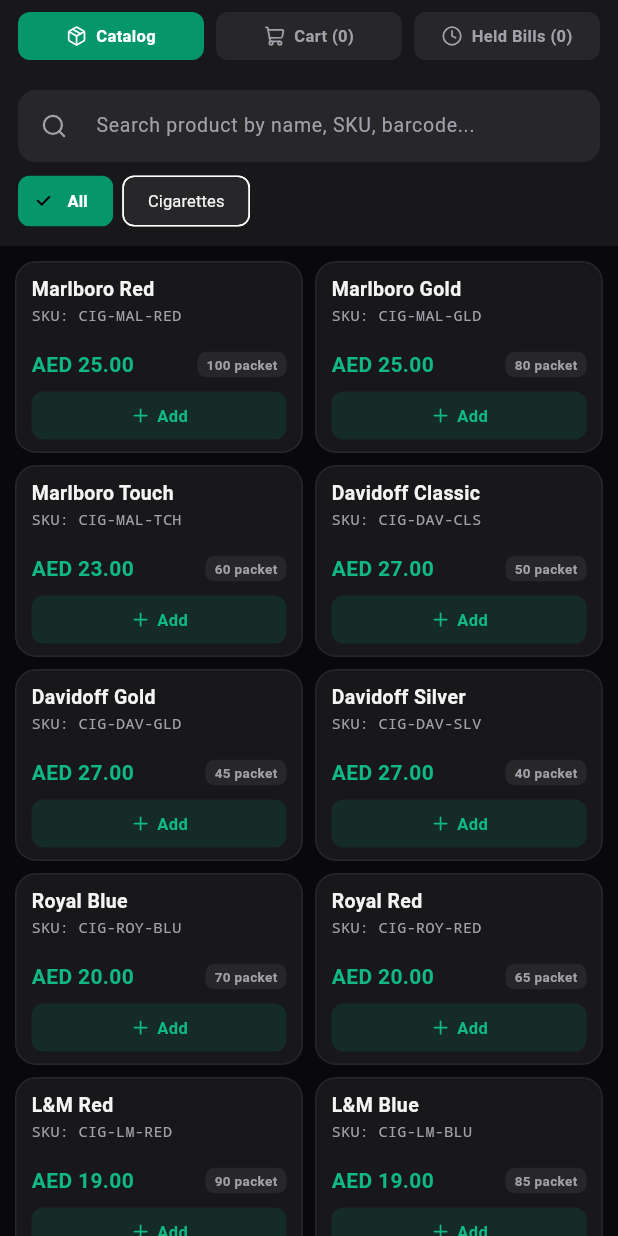
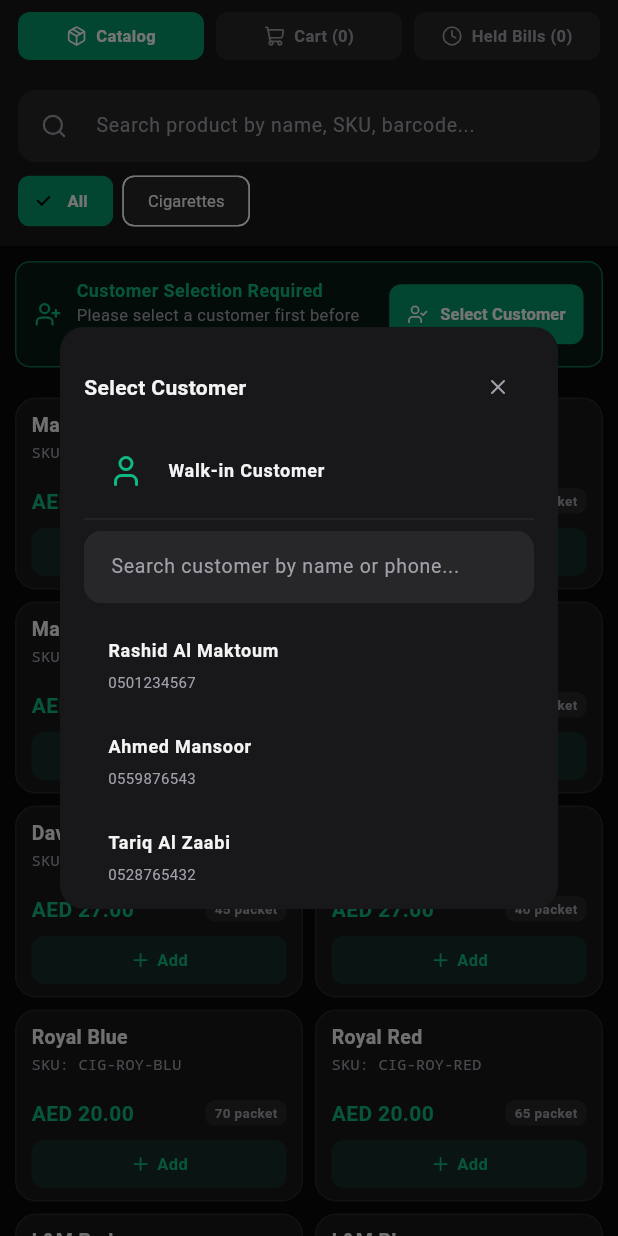
Before and after one commit to vinayakmdas/kunjuppa_pos, a Flutter app: the PosScreen screen opened directly, on a phone screen of 412 x 824 dp. Run offline on Flutter 3.47's test engine with Material 3 defaults, Android fonts, the phone set to English and light mode, and no system bars; our stand-ins replace flutter_blue_plus, lucide_icons_flutter, permission_handler, shared_preferences; missing offline and left inert: blue_thermal_printer; accounts and stored records are empty.

Commit message:
compplete 7 th task

```diff
--- a/lib/providers/cart_provider.dart
+++ b/lib/providers/cart_provider.dart
@@ -26,6 +26,7 @@
   List<CartItem> _items = [];
   Customer? _selectedCustomer;
   bool _isWalkIn = true;
+  bool _hasCustomerSelected = false;
   String _discountType = 'fixed'; // 'percentage' | 'fixed'
   double _discountValue = 0.0;
   String _paymentMethod = 'cash'; // 'cash' | 'upi' | 'card'
@@ -36,6 +37,7 @@
   List<CartItem> get items => _items;
   Customer? get selectedCustomer => _selectedCustomer;
   bool get isWalkIn => _isWalkIn;
+  bool get hasCustomerSelected => _hasCustomerSelected;
   String get discountType => _discountType;
   double get discountValue => _discountValue;
   String get paymentMethod => _paymentMethod;
@@ -54,6 +56,9 @@
   }
 
   Map<String, dynamic> addItem(Product product, [int quantity = 1]) {
+    if (!_hasCustomerSelected) {
+      return {'success': false, 'message': 'Please select a customer first.'};
+    }
     if (product.isDeleted) {
       return {'success': false, 'message': 'Cannot add an archived product.'};
     }
@@ -171,6 +176,7 @@
     _discountValue = 0.0;
     _selectedCustomer = null;
     _isWalkIn = true;
+    _hasCustomerSelected = false;
     _paymentMethod = 'cash';
     _editingPendingOrderId = null;
     _editingPendingOrder = null;
@@ -180,12 +186,14 @@
   void setSelectedCustomer(Customer? customer) {
     _selectedCustomer = customer;
     _isWalkIn = customer == null;
+    _hasCustomerSelected = true;
     notifyListeners();
   }
 
   void setWalkIn(bool walkIn) {
     _isWalkIn = walkIn;
     if (walkIn) _selectedCustomer = null;
+    _hasCustomerSelected = true;
     notifyListeners();
   }
 
@@ -271,6 +279,7 @@
     _items = List.from(pending.items);
     _selectedCustomer = pending.customerSnapshot;
     _isWalkIn = pending.customerId == null;
+    _hasCustomerSelected = true;
     _discountType = pending.discountType;
     _discountValue = pending.discountValue;
     _paymentMethod = pending.paymentMethod;
@@ -360,6 +369,7 @@
     _items = List.from(found.items);
     _selectedCustomer = found.customerSnapshot;
     _isWalkIn = found.customerId == null;
+    _hasCustomerSelected = true;
     _discountType = found.discountType;
     _discountValue = found.discountValue;
     _paymentMethod = found.paymentMethod;
--- a/lib/screens/pos_screen.dart
+++ b/lib/screens/pos_screen.dart
@@ -18,7 +18,8 @@
 import '../widgets/receipt_modal.dart';
 
 class PosScreen extends StatefulWidget {
-  const PosScreen({super.key});
+  final bool isActive;
+  const PosScreen({super.key, this.isActive = true});
 
   @override
   State<PosScreen> createState() => _PosScreenState();
@@ -27,6 +28,10 @@
 class _PosScreenState extends State<PosScreen> {
   // Mobile / Tablet Tab view: 'catalog' | 'cart' | 'pending'
   String _activeMobileTab = 'catalog';
+
+  // State flags for Customer-first workflow
+  bool _isCustomerPickerOpen = false;
+  bool _autoPromptedForCustomer = false;
 
   // Search & Filters
   final _searchController = TextEditingController();
@@ -71,6 +76,12 @@
   // ───────────────────────── product card ─────────────────────────
 
   void _addOne(Product product, CartProvider cartProv) {
+    if (!cartProv.hasCustomerSelected) {
+      _showSnackBar('Please select a customer first.', isError: true);
+      final customerProv = context.read<CustomerProvider>();
+      _openCustomerPickerModal(context, customerProv.getActiveCustomers());
+      return;
+    }
     final res = cartProv.addItem(product, 1);
     if (res['success'] != true && res['message'] != null) {
       _showSnackBar(res['message'], isError: true);
@@ -261,6 +272,24 @@
     final activeProducts = productProv.getActiveProducts();
     final activeCustomers = customerProv.getActiveCustomers();
 
+    if (!widget.isActive || cartProv.hasCustomerSelected) {
+      _autoPromptedForCustomer = false;
+    } else if (widget.isActive && !cartProv.isEditingPendingOrder && !_autoPromptedForCustomer && !_isCustomerPickerOpen) {
+      _autoPromptedForCustomer = true;
+      WidgetsBinding.instance.addPostFrameCallback((_) {
+        if (mounted && widget.isActive && !cartProv.hasCustomerSelected && !cartProv.isEditingPendingOrder && !_isCustomerPickerOpen) {
+          _isCustomerPickerOpen = true;
+          _openCustomerPickerModal(context, activeCustomers).then((_) {
+            if (mounted) {
+              setState(() {
+                _isCustomerPickerOpen = false;
+              });
+            }
+          });
+        }
+      });
+    }
+
     // Unique Categories
     final categories = ['All', ...activeProducts.map((p) => p.category).toSet()];
 
@@ -371,6 +400,49 @@
                           ),
                         ),
 
+                        if (!cartProv.hasCustomerSelected)
+                          Container(
+                            padding: const EdgeInsets.symmetric(horizontal: 12, vertical: 10),
+                            margin: const EdgeInsets.all(10),
+                            decoration: BoxDecoration(
+                              color: AppColors.primary.withValues(alpha: 0.12),
+                              borderRadius: BorderRadius.circular(10),
+                              border: Border.all(color: AppColors.primaryLight.withValues(alpha: 0.5)),
+                            ),
+                            child: Row(
+                              children: [
+                                const Icon(LucideIcons.userPlus, color: AppColors.primaryLight, size: 18),
+                                const SizedBox(width: 10),
+                                const Expanded(
+                                  child: Column(
+                                    crossAxisAlignment: CrossAxisAlignment.start,
+                                    children: [
+                                      Text(
+                                        'Customer Selection Required',
+                                        style: TextStyle(color: AppColors.primaryLight, fontSize: 12, fontWeight: FontWeight.bold),
+                                      ),
+                                      Text(
+                                        'Please select a customer first before adding products to cart.',
+                                        style: TextStyle(color: AppColors.darkSubtext, fontSize: 11),
+                                      ),
+                                    ],
+                                  ),
+                                ),
+                                ElevatedButton.icon(
+                                  style: ElevatedButton.styleFrom(
+                                    backgroundColor: AppColors.primary,
+                                    foregroundColor: Colors.white,
+                                    padding: const EdgeInsets.symmetric(horizontal: 12, vertical: 8),
+                                    shape: RoundedRectangleBorder(borderRadius: BorderRadius.circular(8)),
+                                  ),
+                                  onPressed: () => _openCustomerPickerModal(context, activeCustomers),
+                                  icon: const Icon(LucideIcons.userCheck, size: 14),
+                                  label: const Text('Select Customer', style: TextStyle(fontSize: 11, fontWeight: FontWeight.bold)),
+                                ),
+                              ],
+                            ),
+                          ),
+
                         // Products Grid
                         Expanded(
                           child: filteredProducts.isEmpty
@@ -431,10 +503,16 @@
                                           const SizedBox(width: 8),
                                           Expanded(
                                             child: Text(
-                                              cartProv.isWalkIn || cartProv.selectedCustomer == null
-                                                  ? 'Walk-in Customer'
-                                                  : cartProv.selectedCustomer!.name,
-                                              style: const TextStyle(color: AppColors.darkText, fontSize: 12, fontWeight: FontWeight.bold),
+                                              !cartProv.hasCustomerSelected
+                                                  ? 'Select Customer'
+                                                  : cartProv.isWalkIn || cartProv.selectedCustomer == null
+                                                      ? 'Walk-in Customer'
+                                                      : cartProv.selectedCustomer!.name,
+                                              style: TextStyle(
+                                                color: !cartProv.hasCustomerSelected ? AppColors.warning : AppColors.darkText,
+                                                fontSize: 12,
+                                                fontWeight: FontWeight.bold,
+                                              ),
                                               overflow: TextOverflow.ellipsis,
                                             ),
                                           ),
@@ -1115,8 +1193,11 @@
     );
   }
 
-  void _openCustomerPickerModal(BuildContext context, List<Customer> activeCustomers) {
-    showDialog(
+  Future<void> _openCustomerPickerModal(BuildContext context, List<Customer> activeCustomers) {
+    _customerSearch = '';
+    _customerSearchController.clear();
+
+    return showDialog(
       context: context,
       builder: (ctx) => StatefulWidgetBuilder(
         builder: (context, setModalState) {
@@ -1154,6 +1235,7 @@
                   const Divider(color: AppColors.darkCardBorder),
 
                   TextField(
+                    controller: _customerSearchController,
                     style: const TextStyle(color: AppColors.darkText, fontSize: 12),
                     decoration: const InputDecoration(hintText: 'Search customer by name or phone...'),
                     onChanged: (val) => setModalState(() => _customerSearch = val),
--- a/lib/widgets/receipt_modal.dart
+++ b/lib/widgets/receipt_modal.dart
@@ -482,7 +482,7 @@
                                   ),
                                 ),
                                 Text(
-                                  '${settings.currencySymbol} ${total.toStringAsFixed(2)}',
+                                  total % 1 == 0 ? total.toStringAsFixed(0) : total.toStringAsFixed(2),
                                   style: const TextStyle(color: Colors.black, fontSize: 9, fontWeight: FontWeight.bold, fontFamily: 'monospace'),
                                 ),
                               ],
```
Also changed, not shown: lib/providers/printer_provider.dart (+42 -8 lines), lib/screens/dashboard_screen.dart (+82 -31 lines), lib/screens/main_shell_screen.dart (+7 -7 lines), lib/services/bluetooth_printer_service.dart (+135 -22 lines), 2 other files.
